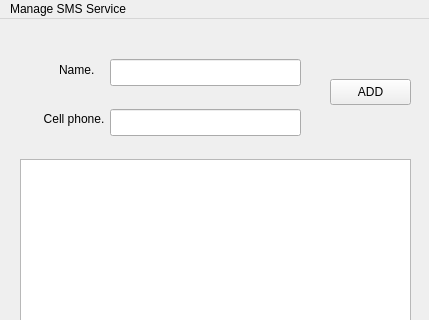
Old version of the form com/src/sms/manager/sms_manager.ui in the repository NoNamedSelfDriveing/selfDriving; both pictures show x 0 to 429 and y 0 to 320 of the 429 by 600 pixel window.
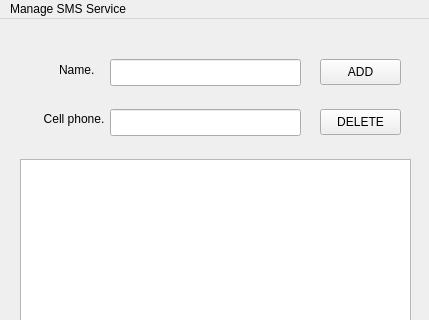
New version of the form.

Commit message: Add function 'Delete'

The edit to the form file:
```diff
--- a/com/src/sms/manager/sms_manager.ui
+++ b/com/src/sms/manager/sms_manager.ui
@@ -55,8 +55,8 @@
    <widget class="QPushButton" name="pushButton">
     <property name="geometry">
      <rect>
-      <x>330</x>
-      <y>60</y>
+      <x>320</x>
+      <y>40</y>
       <width>81</width>
       <height>26</height>
      </rect>
@@ -95,6 +95,19 @@
      </rect>
     </property>
    </widget>
+   <widget class="QPushButton" name="pushButton_2">
+    <property name="geometry">
+     <rect>
+      <x>320</x>
+      <y>90</y>
+      <width>81</width>
+      <height>26</height>
+     </rect>
+    </property>
+    <property name="text">
+     <string>DELETE</string>
+    </property>
+   </widget>
   </widget>
   <widget class="QMenuBar" name="menubar">
    <property name="geometry">
```
The commit also changes 2 other files.
